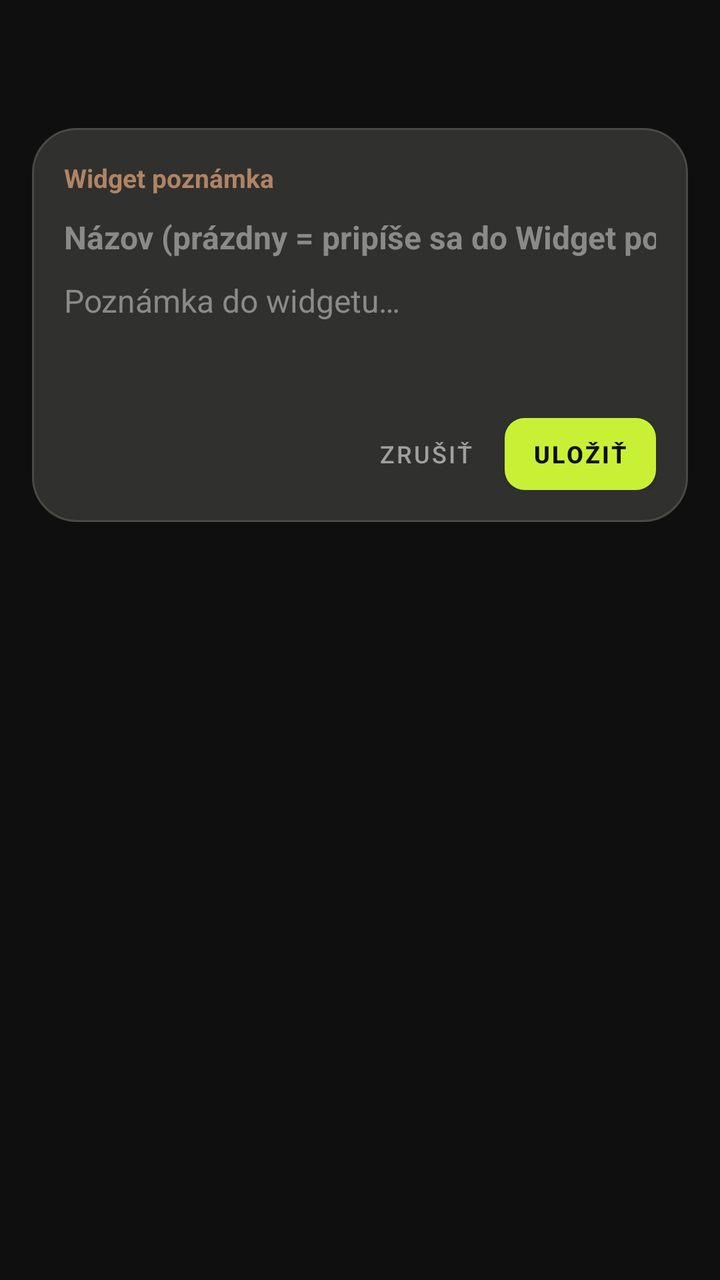
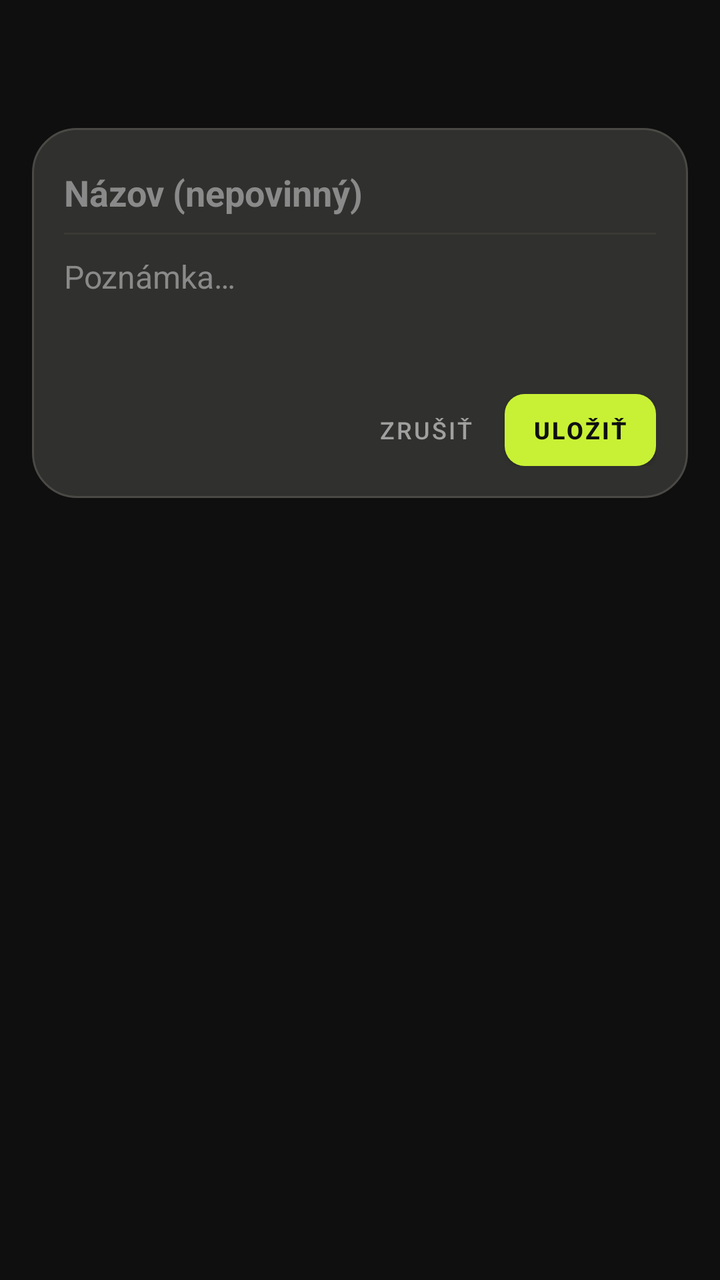

Compare the two renders of this Android layout. The source of the first and the diff that turns it into the second are given below.
<!-- AndroidManifest.xml: application theme Theme.Notes28 -->
<!-- res/layout/activity_quick.xml -->
<?xml version="1.0" encoding="utf-8"?>
<FrameLayout xmlns:android="http://schemas.android.com/apk/res/android"
    xmlns:app="http://schemas.android.com/apk/res-auto"
    android:id="@+id/q_root"
    android:layout_width="match_parent"
    android:layout_height="match_parent"
    android:padding="16dp">

    <LinearLayout
        android:layout_width="match_parent"
        android:layout_height="wrap_content"
        android:layout_gravity="top"
        android:layout_marginTop="48dp"
        android:background="@drawable/quick_card_bg"
        android:clickable="true"
        android:focusable="true"
        android:orientation="vertical"
        android:padding="16dp">

        <TextView
            android:layout_width="wrap_content"
            android:layout_height="wrap_content"
            android:text="@string/qw_title"
            android:textColor="#b08463"
            android:textSize="13sp"
            android:textStyle="bold"/>

        <EditText
            android:id="@+id/q_title"
            android:layout_width="match_parent"
            android:layout_height="wrap_content"
            android:background="@null"
            android:hint="@string/q_title_hint"
            android:inputType="textCapSentences"
            android:maxLines="1"
            android:paddingTop="10dp"
            android:textColor="#f2f2f2"
            android:textColorHint="#8a8a8a"
            android:textSize="16sp"
            android:textStyle="bold"/>

        <EditText
            android:id="@+id/q_input"
            android:layout_width="match_parent"
            android:layout_height="wrap_content"
            android:minLines="3"
            android:maxLines="8"
            android:gravity="top|start"
            android:background="@null"
            android:hint="@string/q_hint"
            android:inputType="textMultiLine|textCapSentences"
            android:paddingTop="10dp"
            android:paddingBottom="10dp"
            android:textColor="#f2f2f2"
            android:textColorHint="#8a8a8a"
            android:textSize="16sp"/>

        <LinearLayout
            android:layout_width="match_parent"
            android:layout_height="wrap_content"
            android:gravity="end"
            android:orientation="horizontal">

            <Button
                android:id="@+id/q_cancel"
                style="@style/Widget.MaterialComponents.Button.TextButton"
                android:layout_width="wrap_content"
                android:layout_height="36dp"
                android:insetTop="0dp"
                android:insetBottom="0dp"
                android:minWidth="0dp"
                android:paddingStart="12dp"
                android:paddingEnd="12dp"
                android:text="@string/q_cancel"
                android:textColor="#a0a0a0"
                android:textSize="12sp"/>

            <Button
                android:id="@+id/q_save"
                android:layout_width="wrap_content"
                android:layout_height="36dp"
                android:layout_marginStart="4dp"
                android:insetTop="0dp"
                android:insetBottom="0dp"
                android:minWidth="0dp"
                android:paddingStart="14dp"
                android:paddingEnd="14dp"
                android:text="@string/q_save"
                android:textColor="#0f0f0f"
                android:textSize="12sp"
                android:textStyle="bold"
                app:cornerRadius="10dp"/>
        </LinearLayout>
    </LinearLayout>
</FrameLayout>
<!-- resources referenced by this layout -->
<resources>
  <!-- drawable quick_card_bg (drawable) -->
  <?xml version="1.0" encoding="utf-8"?>
  <shape xmlns:android="http://schemas.android.com/apk/res/android" android:shape="rectangle">
      <solid android:color="#30302e"/>
      <corners android:radius="22dp"/>
      <stroke android:width="1dp" android:color="#4a4945"/>
  </shape>
  <string name="q_cancel">Zrušiť</string>
  <string name="q_hint">Poznámka do widgetu…</string>
  <string name="q_save">Uložiť</string>
  <string name="q_title_hint">Názov (prázdny = pripíše sa do Widget poznámky)</string>
  <string name="qw_title">Widget poznámka</string>
  <style name="Theme.Notes28" parent="Theme.MaterialComponents.DayNight.NoActionBar">
          <item name="colorPrimary">#c8f135</item>
          <item name="colorOnPrimary">#0f0f0f</item>
          <item name="android:windowBackground">#0f0f0f</item>
          <item name="android:statusBarColor">#0f0f0f</item>
          <item name="android:navigationBarColor">#0f0f0f</item>
      </style>
</resources>

<!-- the commit's change to res/layout/activity_quick.xml (unified diff, before → after) -->
@@ -17,14 +17,6 @@
         android:orientation="vertical"
         android:padding="16dp">
 
-        <TextView
-            android:layout_width="wrap_content"
-            android:layout_height="wrap_content"
-            android:text="@string/qw_title"
-            android:textColor="#b08463"
-            android:textSize="13sp"
-            android:textStyle="bold"/>
-
         <EditText
             android:id="@+id/q_title"
             android:layout_width="match_parent"
@@ -33,11 +25,17 @@
             android:hint="@string/q_title_hint"
             android:inputType="textCapSentences"
             android:maxLines="1"
-            android:paddingTop="10dp"
+            android:paddingTop="4dp"
+            android:paddingBottom="8dp"
             android:textColor="#f2f2f2"
             android:textColorHint="#8a8a8a"
-            android:textSize="16sp"
+            android:textSize="18sp"
             android:textStyle="bold"/>
+
+        <View
+            android:layout_width="match_parent"
+            android:layout_height="1dp"
+            android:background="#3a3936"/>
 
         <EditText
             android:id="@+id/q_input"
<!-- resource entries referenced after the edit -->
@@ -8,10 +8,9 @@
       <stroke android:width="1dp" android:color="#4a4945"/>
   </shape>
   <string name="q_cancel">Zrušiť</string>
-  <string name="q_hint">Poznámka do widgetu…</string>
+  <string name="q_hint">Poznámka…</string>
   <string name="q_save">Uložiť</string>
-  <string name="q_title_hint">Názov (prázdny = pripíše sa do Widget poznámky)</string>
-  <string name="qw_title">Widget poznámka</string>
+  <string name="q_title_hint">Názov (nepovinný)</string>
   <style name="Theme.Notes28" parent="Theme.MaterialComponents.DayNight.NoActionBar">
           <item name="colorPrimary">#c8f135</item>
           <item name="colorOnPrimary">#0f0f0f</item>
